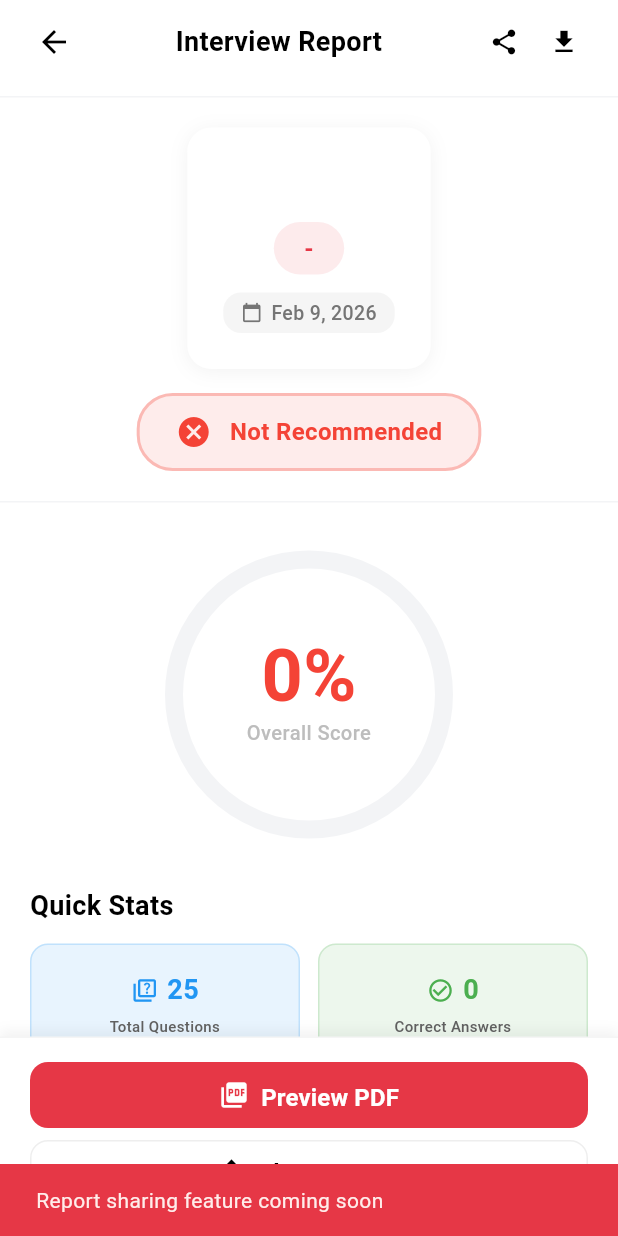
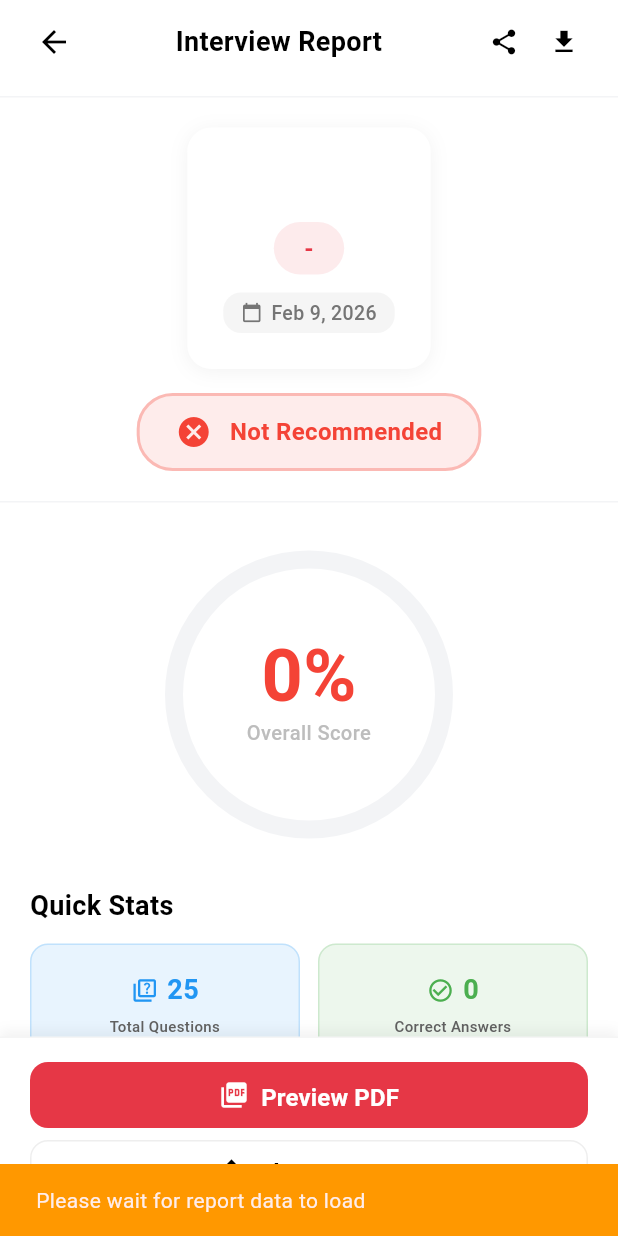
Before and after one commit to ZK-NIAZI/InterviewPro, a Flutter app: the InterviewReportPage screen opened by its route, after a tap on the "share" icon, on a phone screen of 412 x 824 dp. Run offline on Flutter 3.47's test engine with Material 3 defaults, Android fonts, the phone set to English and light mode, and no system bars; our stand-ins replace appwrite, equatable, get_it, go_router, pdf, printing and 1 more; accounts and stored records are empty; network calls fail.

Commit message:
add interview report PDF download feature

```diff
--- a/lib/features/interview/core/services/report_pdf_service.dart
+++ b/lib/features/interview/core/services/report_pdf_service.dart
@@ -194,9 +194,7 @@ class ReportPdfService {
           ),
         ),
         pw.SizedBox(height: 12),
-        ...reportData.interview.responses
-            .take(5)
-            .map((r) => _buildQuestionRow(r)),
+        ...reportData.interview.responses.map((r) => _buildQuestionRow(r)),
       ],
     );
   }
--- a/lib/features/interview/presentation/pages/interview_report_page.dart
+++ b/lib/features/interview/presentation/pages/interview_report_page.dart
@@ -9,6 +9,7 @@ import '../widgets/circular_progress_widget.dart';
 import '../widgets/quick_stats_widget.dart';
 import '../widgets/question_breakdown_widget.dart';
 import '../widgets/candidate_info_card.dart';
+import '../../core/services/report_pdf_service.dart';
 
 /// Interview report screen showing detailed evaluation results
 class InterviewReportPage extends StatefulWidget {
@@ -463,22 +464,33 @@ class _InterviewReportPageState extends State<InterviewReportPage> {
   }
 
   void _onShareReport() {
-    // TODO: Implement report sharing functionality
+    final reportData = context.read<ReportDataProvider>().reportData;
+    if (reportData == null) {
       ScaffoldMessenger.of(context).showSnackBar(
         const SnackBar(
-        content: Text('Report sharing feature coming soon'),
-        backgroundColor: AppColors.primary,
+          content: Text('Please wait for report data to load'),
+          backgroundColor: Colors.orange,
         ),
       );
+      return;
+    }
+
+    // The current layoutPdf service handles sharing/saving/printing
+    ReportPdfService.generateAndDownload(reportData);
   }
 
   void _onDownloadReport() {
-    // TODO: Implement report download functionality
+    final reportData = context.read<ReportDataProvider>().reportData;
+    if (reportData == null) {
       ScaffoldMessenger.of(context).showSnackBar(
         const SnackBar(
-        content: Text('Report download feature coming soon'),
-        backgroundColor: AppColors.primary,
+          content: Text('Please wait for report data to load'),
+          backgroundColor: Colors.orange,
         ),
       );
+      return;
+    }
+
+    ReportPdfService.generateAndDownload(reportData);
   }
 }
```
Lines whose indentation alone changed are shown as unchanged.
